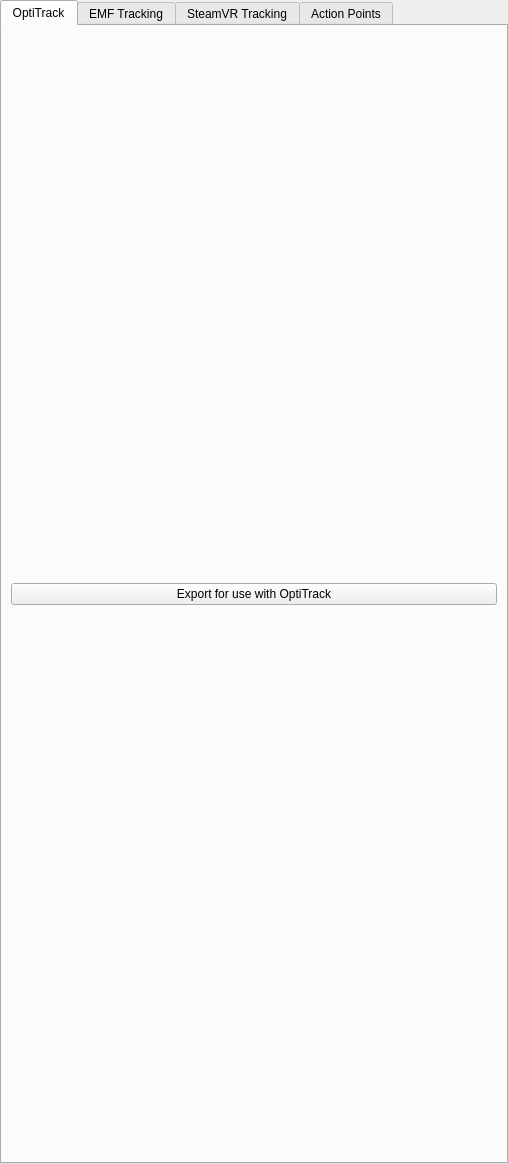
Before: the Qt Designer form trackpoint-app/gui/EditWidget.ui in Dominik-Schoen/TrackItPipe, drawn with Qt 5.
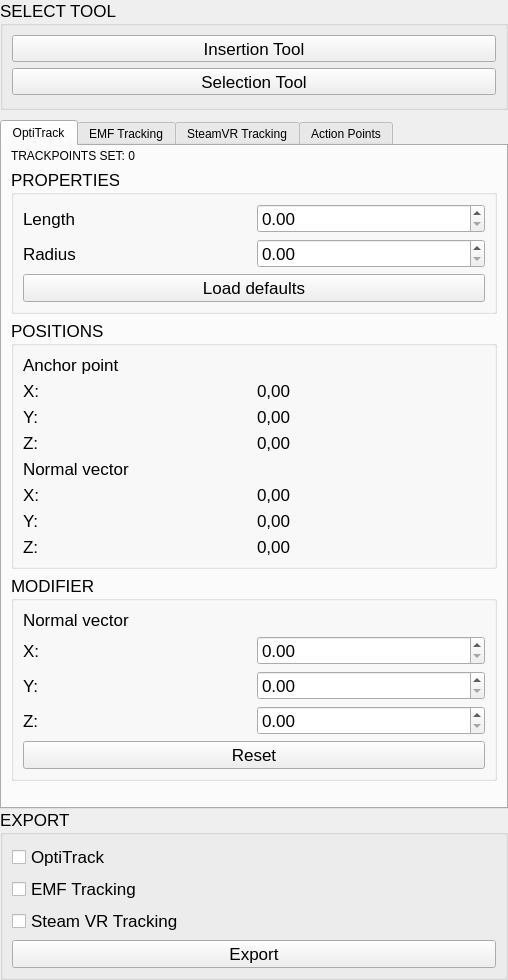
After: the same form once the commit is applied.

Diff of the .ui file:
```diff
--- a/trackpoint-app/gui/EditWidget.ui
+++ b/trackpoint-app/gui/EditWidget.ui
@@ -7,13 +7,13 @@
     <x>0</x>
     <y>0</y>
     <width>508</width>
-    <height>1164</height>
+    <height>980</height>
    </rect>
   </property>
   <property name="windowTitle">
    <string>Form</string>
   </property>
-  <layout class="QVBoxLayout" name="verticalLayout">
+  <layout class="QVBoxLayout" name="verticalLayout_4">
    <property name="spacing">
     <number>0</number>
    </property>
@@ -29,8 +29,79 @@
    <property name="bottomMargin">
     <number>0</number>
    </property>
+   <item>
+    <widget class="QGroupBox" name="toolSelection">
+     <property name="sizePolicy">
+      <sizepolicy hsizetype="Preferred" vsizetype="Fixed">
+       <horstretch>0</horstretch>
+       <verstretch>0</verstretch>
+      </sizepolicy>
+     </property>
+     <property name="font">
+      <font>
+       <pointsize>13</pointsize>
+      </font>
+     </property>
+     <property name="title">
+      <string>SELECT TOOL</string>
+     </property>
+     <layout class="QVBoxLayout" name="verticalLayout_2">
+      <property name="bottomMargin">
+       <number>12</number>
+      </property>
+      <item>
+       <widget class="QToolButton" name="insertionToolButton">
+        <property name="sizePolicy">
+         <sizepolicy hsizetype="Expanding" vsizetype="Fixed">
+          <horstretch>0</horstretch>
+          <verstretch>0</verstretch>
+         </sizepolicy>
+        </property>
+        <property name="text">
+         <string>Insertion Tool</string>
+        </property>
+       </widget>
+      </item>
+      <item>
+       <widget class="QToolButton" name="selectionToolButton">
+        <property name="sizePolicy">
+         <sizepolicy hsizetype="Expanding" vsizetype="Fixed">
+          <horstretch>0</horstretch>
+          <verstretch>0</verstretch>
+         </sizepolicy>
+        </property>
+        <property name="text">
+         <string>Selection Tool</string>
+        </property>
+       </widget>
+      </item>
+     </layout>
+    </widget>
+   </item>
+   <item>
+    <spacer name="spacer">
+     <property name="orientation">
+      <enum>Qt::Vertical</enum>
+     </property>
+     <property name="sizeType">
+      <enum>QSizePolicy::Fixed</enum>
+     </property>
+     <property name="sizeHint" stdset="0">
+      <size>
+       <width>20</width>
+       <height>10</height>
+      </size>
+     </property>
+    </spacer>
+   </item>
    <item>
     <widget class="QTabWidget" name="tabWidget">
+     <property name="sizePolicy">
+      <sizepolicy hsizetype="Expanding" vsizetype="Expanding">
+       <horstretch>0</horstretch>
+       <verstretch>0</verstretch>
+      </sizepolicy>
+     </property>
      <property name="currentIndex">
       <number>0</number>
      </property>
@@ -46,12 +117,247 @@
         <number>3</number>
        </property>
        <item>
-        <widget class="QPushButton" name="optiTrackExport">
+        <widget class="QLabel" name="optiTrackCount">
          <property name="text">
-          <string>Export for use with OptiTrack</string>
+          <string>TRACKPOINTS SET: 0</string>
          </property>
         </widget>
        </item>
+       <item>
+        <widget class="QGroupBox" name="optiTrackProperties">
+         <property name="font">
+          <font>
+           <pointsize>13</pointsize>
+          </font>
+         </property>
+         <property name="title">
+          <string>PROPERTIES</string>
+         </property>
+         <layout class="QVBoxLayout" name="verticalLayout_5">
+          <item>
+           <layout class="QGridLayout" name="gridLayout">
+            <item row="0" column="1">
+             <widget class="QDoubleSpinBox" name="optiTrackLength"/>
+            </item>
+            <item row="1" column="0">
+             <widget class="QLabel" name="optiTrackRadiusLabel">
+              <property name="text">
+               <string>Radius</string>
+              </property>
+             </widget>
+            </item>
+            <item row="1" column="1">
+             <widget class="QDoubleSpinBox" name="optiTrackRadius"/>
+            </item>
+            <item row="0" column="0">
+             <widget class="QLabel" name="optiTrackLengthLabel">
+              <property name="text">
+               <string>Length</string>
+              </property>
+             </widget>
+            </item>
+           </layout>
+          </item>
+          <item>
+           <widget class="QPushButton" name="pushButton">
+            <property name="text">
+             <string>Load defaults</string>
+            </property>
+           </widget>
+          </item>
+         </layout>
+        </widget>
+       </item>
+       <item>
+        <widget class="QGroupBox" name="optiTrackPositions">
+         <property name="font">
+          <font>
+           <pointsize>13</pointsize>
+          </font>
+         </property>
+         <property name="title">
+          <string>POSITIONS</string>
+         </property>
+         <layout class="QGridLayout" name="gridLayout_2">
+          <item row="4" column="0">
+           <widget class="QLabel" name="optiTrackNormalLabel">
+            <property name="text">
+             <string>Normal vector</string>
+            </property>
+           </widget>
+          </item>
+          <item row="1" column="0">
+           <widget class="QLabel" name="optiTrackAnchorXLabel">
+            <property name="text">
+             <string>X:</string>
+            </property>
+           </widget>
+          </item>
+          <item row="3" column="0">
+           <widget class="QLabel" name="optiTrackAnchorZLabel">
+            <property name="text">
+             <string>Z:</string>
+            </property>
+           </widget>
+          </item>
+          <item row="5" column="0">
+           <widget class="QLabel" name="optiTrackNormalXLabel">
+            <property name="text">
+             <string>X:</string>
+            </property>
+           </widget>
+          </item>
+          <item row="6" column="0">
+           <widget class="QLabel" name="optiTrackNormalYLabel">
+            <property name="text">
+             <string>Y:</string>
+            </property>
+           </widget>
+          </item>
+          <item row="0" column="0">
+           <widget class="QLabel" name="optiTrackAnchorLabel">
+            <property name="text">
+             <string>Anchor point</string>
+            </property>
+           </widget>
+          </item>
+          <item row="2" column="0">
+           <widget class="QLabel" name="optiTrackAnchorYLabel">
+            <property name="text">
+             <string>Y:</string>
+            </property>
+           </widget>
+          </item>
+          <item row="7" column="0">
+           <widget class="QLabel" name="optiTrackNormalZLabel">
+            <property name="text">
+             <string>Z:</string>
+            </property>
+           </widget>
+          </item>
+          <item row="1" column="1">
+           <widget class="QLabel" name="optiTrackAnchorX">
+            <property name="text">
+             <string>0,00</string>
+            </property>
+           </widget>
+          </item>
+          <item row="2" column="1">
+           <widget class="QLabel" name="optiTrackAnchorY">
+            <property name="text">
+             <string>0,00</string>
+            </property>
+           </widget>
+          </item>
+          <item row="3" column="1">
+           <widget class="QLabel" name="optiTrackAnchorZ">
+            <property name="text">
+             <string>0,00</string>
+            </property>
+           </widget>
+          </item>
+          <item row="5" column="1">
+           <widget class="QLabel" name="optiTrackNormalX">
+            <property name="text">
+             <string>0,00</string>
+            </property>
+           </widget>
+          </item>
+          <item row="6" column="1">
+           <widget class="QLabel" name="optiTrackNormalY">
+            <property name="text">
+             <string>0,00</string>
+            </property>
+           </widget>
+          </item>
+          <item row="7" column="1">
+           <widget class="QLabel" name="optiTrackNormalZ">
+            <property name="text">
+             <string>0,00</string>
+            </property>
+           </widget>
+          </item>
+         </layout>
+        </widget>
+       </item>
+       <item>
+        <widget class="QGroupBox" name="optiTrackModifier">
+         <property name="font">
+          <font>
+           <pointsize>13</pointsize>
+          </font>
+         </property>
+         <property name="title">
+          <string>MODIFIER</string>
+         </property>
+         <layout class="QVBoxLayout" name="verticalLayout_6">
+          <item>
+           <layout class="QGridLayout" name="gridLayout_3">
+            <property name="spacing">
+             <number>-1</number>
+            </property>
+            <item row="0" column="0">
+             <widget class="QLabel" name="optiTrackNormalModLabel">
+              <property name="text">
+               <string>Normal vector</string>
+              </property>
+             </widget>
+            </item>
+            <item row="2" column="0">
+             <widget class="QLabel" name="optiTrackNormalModLabelY">
+              <property name="text">
+               <string>Y:</string>
+              </property>
+             </widget>
+            </item>
+            <item row="1" column="1">
+             <widget class="QDoubleSpinBox" name="optiTrackNormalModX"/>
+            </item>
+            <item row="1" column="0">
+             <widget class="QLabel" name="optiTrackNormalModLabelX">
+              <property name="text">
+               <string>X:</string>
+              </property>
+             </widget>
+            </item>
+            <item row="3" column="0">
+             <widget class="QLabel" name="optiTrackNormalModLabelZ">
+              <property name="text">
+               <string>Z:</string>
+              </property>
+             </widget>
+            </item>
+            <item row="2" column="1">
+             <widget class="QDoubleSpinBox" name="optiTrackNormalModY"/>
+            </item>
+            <item row="3" column="1">
+             <widget class="QDoubleSpinBox" name="optiTrackNormalModZ"/>
+            </item>
+           </layout>
+          </item>
+          <item>
+           <widget class="QPushButton" name="optiTrackModifierReset">
+            <property name="text">
+             <string>Reset</string>
+            </property>
+           </widget>
+          </item>
+         </layout>
+        </widget>
+       </item>
+       <item>
+        <spacer name="verticalSpacer">
+         <property name="orientation">
+          <enum>Qt::Vertical</enum>
+         </property>
+         <property name="sizeHint" stdset="0">
+          <size>
+           <width>20</width>
+           <height>40</height>
+          </size>
+         </property>
+        </spacer>
+       </item>
       </layout>
      </widget>
      <widget class="QWidget" name="emfTrack">
@@ -109,6 +415,54 @@
      </widget>
     </widget>
    </item>
+   <item>
+    <widget class="QGroupBox" name="export_2">
+     <property name="sizePolicy">
+      <sizepolicy hsizetype="Preferred" vsizetype="Fixed">
+       <horstretch>0</horstretch>
+       <verstretch>0</verstretch>
+      </sizepolicy>
+     </property>
+     <property name="font">
+      <font>
+       <pointsize>13</pointsize>
+      </font>
+     </property>
+     <property name="title">
+      <string>EXPORT</string>
+     </property>
+     <layout class="QVBoxLayout" name="verticalLayout_3">
+      <item>
+       <widget class="QCheckBox" name="optiTrackCkeckbox">
+        <property name="text">
+         <string>OptiTrack</string>
+        </property>
+       </widget>
+      </item>
+      <item>
+       <widget class="QCheckBox" name="emfTrackCheckbox">
+        <property name="text">
+         <string>EMF Tracking</string>
+        </property>
+       </widget>
+      </item>
+      <item>
+       <widget class="QCheckBox" name="steamVrCheckbox">
+        <property name="text">
+         <string>Steam VR Tracking</string>
+        </property>
+       </widget>
+      </item>
+      <item>
+       <widget class="QPushButton" name="exportButton">
+        <property name="text">
+         <string>Export</string>
+        </property>
+       </widget>
+      </item>
+     </layout>
+    </widget>
+   </item>
   </layout>
  </widget>
  <resources/>
```
